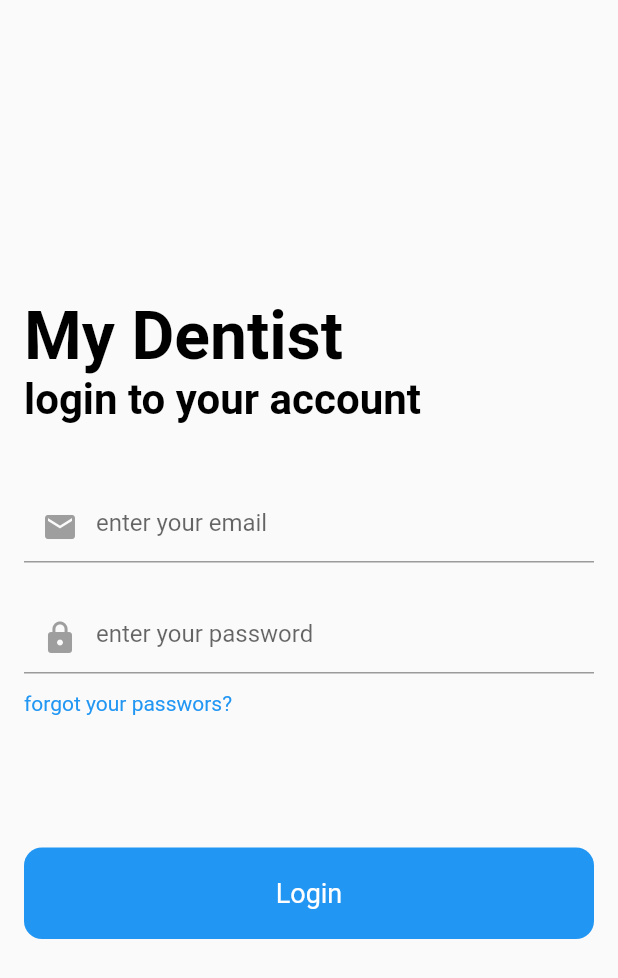
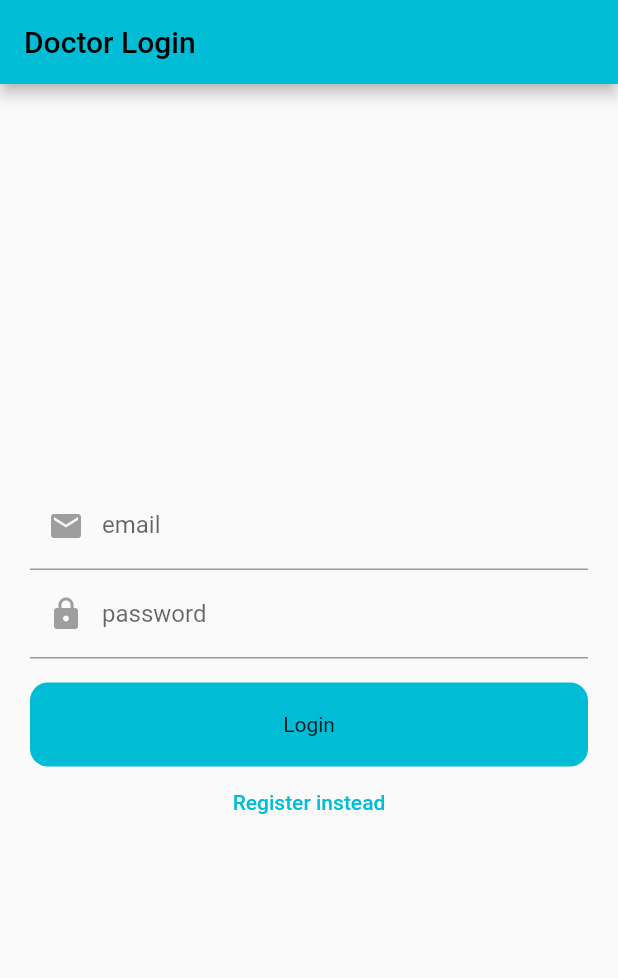
Before and after one commit to eizikr/MyDentist, a Flutter app: the screen it shows after launch, on a phone screen of 412 x 824 dp. Shown: the top 978 px of the screen. Run offline on Flutter 3.47's test engine with Material 2 defaults, Android fonts, the phone set to English and light mode, and no system bars; our stand-ins replace firebase_auth, firebase_core; accounts and stored records are empty.

Commit message:
Login & Register pages

```diff
--- a/lib/main.dart
+++ b/lib/main.dart
@@ -1,159 +1,27 @@
-import 'package:firebase_auth/firebase_auth.dart';
 import 'package:firebase_core/firebase_core.dart';
 import 'package:flutter/material.dart';
-import 'package:my_dentist/profile_screen.dart';
+import 'package:my_dentist/widget_tree.dart';
+import 'firebase_options.dart';
 
-void main() {
+Future<void> main() async {
+  WidgetsFlutterBinding.ensureInitialized();
+  await Firebase.initializeApp(
+    options: DefaultFirebaseOptions.currentPlatform,
+  );
   runApp(const MyApp());
 }
 
 class MyApp extends StatelessWidget {
-  const MyApp({super.key});
+  const MyApp({Key? key}) : super(key: key);
 
-  // This widget is the root of your application.
   @override
   Widget build(BuildContext context) {
-    return const MaterialApp(
+    return MaterialApp(
       debugShowCheckedModeBanner: false,
-      home: HomePage(),
+      theme: ThemeData(
+        primarySwatch: Colors.cyan,
+      ),
+      home: const WidgetTree(),
     );
   }
 }
-
-class HomePage extends StatefulWidget {
-  const HomePage({super.key});
-  @override
-  State<HomePage> createState() => _HomePageState();
-}
-
-class _HomePageState extends State<HomePage> {
-  Future<FirebaseApp> _initializeFirebase() async{
-    FirebaseApp firebaseApp = await Firebase.initializeApp();
-    return firebaseApp;
-
-  }
-
-  @override
-  Widget build(BuildContext context) {
-    return Scaffold(
-      body:  FutureBuilder(
-        future: _initializeFirebase(),
-        builder: (context, snapshot) {
-          if (snapshot.connectionState == ConnectionState.done){
-            return LoginScreen();
-          }
-          return const Center(child: CircularProgressIndicator(),
-          );
-        },
-        ),
-      );
-  }
-}
-
-
-class LoginScreen extends StatefulWidget {
-  const LoginScreen({super.key});
-
-  @override
-  State<LoginScreen> createState() => _LoginScreenState();
-}
-
-class _LoginScreenState extends State<LoginScreen> {
-
-  static Future<User?> loginUsingEmailPassword({required String email,required String password,required BuildContext context}) async{
-    FirebaseAuth auth = FirebaseAuth.instance;
-    User? user;
-    try{
-      UserCredential userCredential = await auth.signInWithEmailAndPassword(email: email, password: password);
-      user = userCredential.user;
-    } on FirebaseAuthException catch (e){
-      if(e.code=="user-not-found"){
-        print("No User found for that email");
-      }
-    }
-    return user;
-  }
-
-  @override
-  Widget build(BuildContext context) {
-    TextEditingController _emailController = TextEditingController();
-    TextEditingController _passwordController = TextEditingController();
-    return Padding(
-      padding: const EdgeInsets.all(16.0),
-      child: Column(
-        mainAxisAlignment: MainAxisAlignment.center,
-        crossAxisAlignment: CrossAxisAlignment.start,
-        children: [
-           const Text("My Dentist",
-          style: TextStyle(
-            color: Colors.black,
-            fontSize: 44.0,
-            fontWeight: FontWeight.bold,
-            )
-          ),
-          const Text("login to your account",
-            style: TextStyle(
-              color: Colors.black,
-              fontSize: 28.0,
-              fontWeight: FontWeight.bold,
-            )
-          ),
-          const SizedBox(
-            height: 44.0,
-          ),
-          TextField(
-            controller: _emailController,
-            keyboardType: TextInputType.emailAddress,
-            decoration: const InputDecoration(
-              hintText: "enter your email",
-              prefixIcon: Icon(Icons.mail,color: Colors.grey,)
-            ),
-          ),
-          const SizedBox(height: 26.0,),
-          TextField(
-            controller: _passwordController,
-            obscureText: true,
-            decoration: const InputDecoration(
-              hintText: "enter your password",
-              prefixIcon: Icon(Icons.lock,color: Colors.grey,)
-            ),
-          ),
-          const SizedBox(
-            height: 12.0,
-          ),
-          const Text("forgot your passwors?",
-            style: TextStyle(
-              color: Colors.blue,
-            )
-          ),
-          const SizedBox(
-            height: 88.0,
-          ),
-          Container(
-            width: double.infinity,
-            child: RawMaterialButton(
-              fillColor: Colors.blue,
-              elevation: 0.0,
-              padding: const EdgeInsets.symmetric(vertical: 20.0),
-              shape: RoundedRectangleBorder(
-                borderRadius: BorderRadius.circular(12.0)),
-              onPressed: () async{
-              //   User? user = await loginUsingEmailPassword(email: _emailController.text, password: _passwordController.text, context: context);
-              //   if (user != null){
-              //     Navigator.of(context).pushReplacement(MaterialPageRoute(builder: (context)=> ProfileScreen()));
-              //   }
-                Navigator.push(context, MaterialPageRoute(builder: (context) => const ProfileScreen()),
-);
-              },
-              child: const Text("Login",
-                style: TextStyle(
-                  color: Colors.white,
-                  fontSize: 18.0,
-              ),),
-              ),
-          )
-      ],
-    ),
-    );
-  }
-}
--- /dev/null
+++ b/lib/pages/login_screen.dart
@@ -0,0 +1,134 @@
+import 'package:firebase_auth/firebase_auth.dart';
+import 'package:flutter/material.dart';
+import '../auth.dart';
+
+class LoginPage extends StatefulWidget {
+  const LoginPage({Key? key}) : super(key: key);
+
+  @override
+  State<LoginPage> createState() => _LoginPageState();
+}
+
+class _LoginPageState extends State<LoginPage> {
+  String? errorMessage = '';
+  bool isLogin = true;
+
+  final TextEditingController _controllerEmail = TextEditingController();
+  final TextEditingController _controllerPassword = TextEditingController();
+
+  Future<void> signInWithEmailAndPassword() async {
+    try {
+      await Auth().signInWithEmailAndPassword(
+        email: _controllerEmail.text,
+        password: _controllerPassword.text,
+      );
+    } on FirebaseAuthException catch (e) {
+      setState(() {
+        errorMessage = e.message;
+      });
+    }
+  }
+
+  Future<void> createUserWithEmailAndPassword() async {
+    try {
+      await Auth().createUserWithEmailAndPassword(
+        email: _controllerEmail.text,
+        password: _controllerPassword.text,
+      );
+    } on FirebaseAuthException catch (e) {
+      setState(() {
+        errorMessage = e.message;
+      });
+    }
+  }
+
+  Widget _title() {
+    return Text(isLogin ? 'Doctor Login' : 'Doctor Register');
+  }
+
+  Widget _entryField(
+    String title,
+    TextEditingController controller,
+    IconData icon,
+  ) {
+    return TextField(
+      controller: controller,
+      decoration: InputDecoration(
+        labelText: title,
+        prefixIcon: Icon(
+          icon,
+          color: Colors.grey,
+        ),
+      ),
+    );
+  }
+
+  Widget _errorMessage() {
+    return Text(
+      errorMessage == '' ? '' : 'Sorry, $errorMessage',
+      style: const TextStyle(
+        color: Colors.red,
+      ),
+    );
+  }
+
+  Widget _submitButton() {
+    return Container(
+        width: double.infinity,
+        child: RawMaterialButton(
+          fillColor: Colors.cyan,
+          elevation: 0.0,
+          padding: const EdgeInsets.symmetric(vertical: 20.0),
+          shape:
+              RoundedRectangleBorder(borderRadius: BorderRadius.circular(12.0)),
+          onPressed: isLogin
+              ? signInWithEmailAndPassword
+              : createUserWithEmailAndPassword,
+          child: Text(isLogin ? 'Login' : 'Register'),
+        ));
+  }
+
+  Widget _loginOrRegisterButton() {
+    return TextButton(
+      onPressed: () {
+        setState(() {
+          isLogin = !isLogin;
+        });
+      },
+      child: Text(isLogin ? 'Register instead' : 'Login instead'),
+    );
+  }
+
+  @override
+  Widget build(BuildContext context) {
+    return Scaffold(
+      appBar: AppBar(
+        title: _title(),
+      ),
+      body: Container(
+        height: double.infinity,
+        width: double.infinity,
+        padding: const EdgeInsets.all(20),
+        child: Column(
+          crossAxisAlignment: CrossAxisAlignment.center,
+          mainAxisAlignment: MainAxisAlignment.center,
+          children: <Widget>[
+            _entryField(
+              'email',
+              _controllerEmail,
+              Icons.email,
+            ),
+            _entryField(
+              'password',
+              _controllerPassword,
+              Icons.lock,
+            ),
+            _errorMessage(),
+            _submitButton(),
+            _loginOrRegisterButton(),
+          ],
+        ),
+      ),
+    );
+  }
+}
--- /dev/null
+++ b/lib/widget_tree.dart
@@ -0,0 +1,27 @@
+import 'package:my_dentist/auth.dart';
+import 'package:my_dentist/pages/home_page.dart';
+import 'package:my_dentist/pages/login_screen.dart';
+import 'package:flutter/material.dart';
+
+class WidgetTree extends StatefulWidget {
+  const WidgetTree({Key? key}) : super(key: key);
+
+  @override
+  State<WidgetTree> createState() => _WidgetTreeState();
+}
+
+class _WidgetTreeState extends State<WidgetTree> {
+  @override
+  Widget build(BuildContext context) {
+    return StreamBuilder(
+      stream: Auth().authStateChanges,
+      builder: (context, snapshot) {
+        if (snapshot.hasData) {
+          return ProfileScreen();
+        } else {
+          return const LoginPage();
+        }
+      },
+    );
+  }
+}
--- a/pubspec.yaml
+++ b/pubspec.yaml
@@ -36,8 +36,8 @@ dependencies:
   # The following adds the Cupertino Icons font to your application.
   # Use with the CupertinoIcons class for iOS style icons.
   cupertino_icons: ^1.0.2
-  firebase_core: ^1.10.2
-  firebase_auth: ^3.3.0
+  firebase_core: ^2.2.0
+  firebase_auth: ^4.1.2
 
   # firebase_core_platform_interface: ^4.5.1
 
```
Also changed, not shown: lib/auth.dart (added, +39 -0 lines), lib/pages/home_page.dart (added, +76 -0 lines), lib/profile_screen.dart (deleted, +0 -26 lines), lib/firebase_options.dart (added), pubspec.lock, 5 other files.
